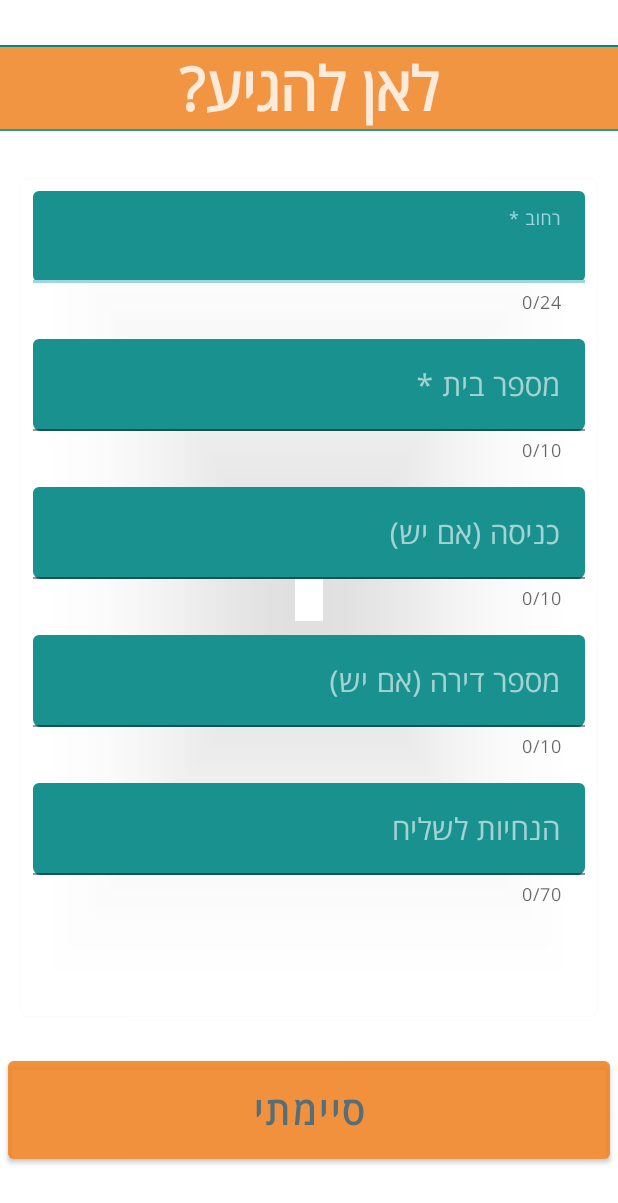
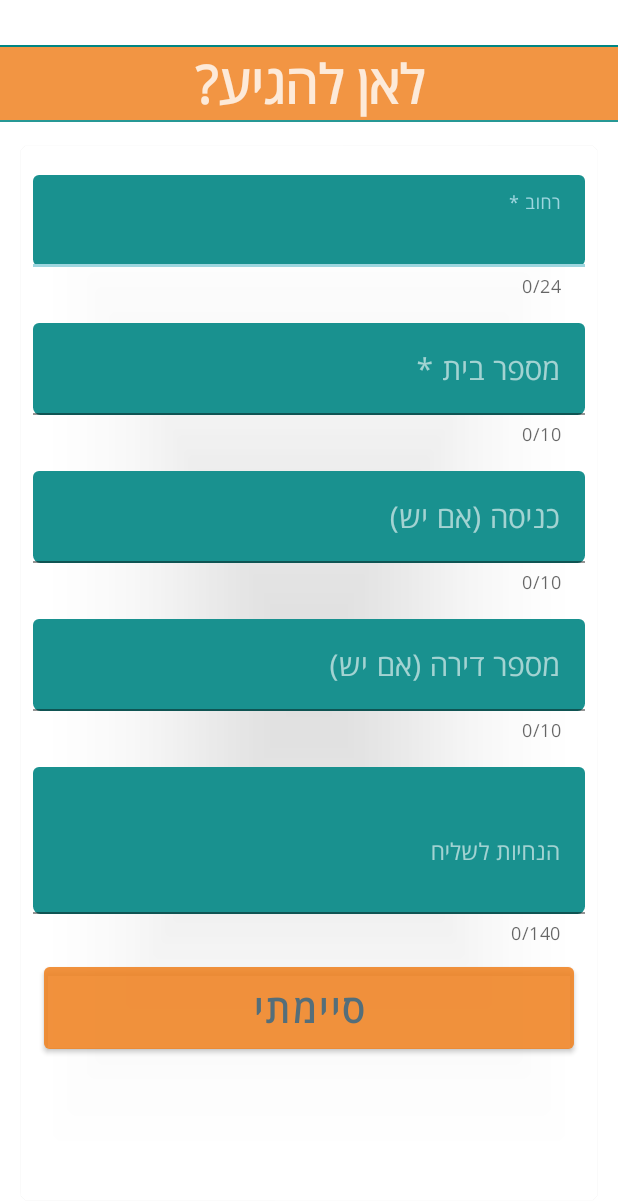
Before and after one commit to Assoulin/Yalla, an Android app: the layout fragment_address.xml on its own in the app's theme, with its tools: preview values and no code run, on a phone screen of 412 x 824 dp. Shown: the top 1203 px of the screen. Run offline under Robolectric (Android 15) with nearby library versions, the phone set to English and light mode, and no system bars.

Commit message:
Address fragment 80% + VM

```diff
--- a/app/src/main/java/com/example/yalla/database/YallaAppDatabase.kt
+++ b/app/src/main/java/com/example/yalla/database/YallaAppDatabase.kt
@@ -8,7 +8,7 @@ import com.example.yalla.dao.RestaurantDao
 import com.example.yalla.models.*
 
 
-const val DB_VERSION = 5
+const val DB_VERSION = 3
 const val DB_NAME = "YallaDatabase"
 @Database(
     entities = [
@@ -25,6 +25,7 @@ const val DB_NAME = "YallaDatabase"
         Address::class,
         Order::class,
         OrderDetail::class,
+        FullAddressRoom::class,
     ],
 
     version = DB_VERSION
--- a/app/src/main/java/com/example/yalla/services/YallaService.kt
+++ b/app/src/main/java/com/example/yalla/services/YallaService.kt
@@ -24,7 +24,7 @@ interface YallaService {
                 level = HttpLoggingInterceptor.Level.BODY
             }
 
-            //Add the Api Key
+            //Add the Api Key (will be relevant in the next module)
             val client = OkHttpClient.Builder().apply {
                 addInterceptor(TokenInterceptor())
                 addInterceptor(logger)
--- a/app/src/main/java/com/example/yalla/utils/IO.kt
+++ b/app/src/main/java/com/example/yalla/utils/IO.kt
@@ -4,8 +4,11 @@ import java.io.BufferedReader
 import java.io.InputStreamReader
 import java.net.URL
 
+
 class IO {
+
     companion object {
+
         fun fetchFromUrl(address: String, callback: (response: String) -> Unit) {
             Thread {
                 val url = URL(address)
--- a/app/src/main/java/com/example/yalla/utils/ViewExtension.kt
+++ b/app/src/main/java/com/example/yalla/utils/ViewExtension.kt
@@ -1,7 +1,10 @@
 package com.example.lec12.utils
 
+import android.content.Context
 import android.view.LayoutInflater
 import android.view.View
+import android.widget.Toast
+
 
 val View.inflater: LayoutInflater
     get() = LayoutInflater.from(context)
--- a/app/src/main/res/layout/fragment_address.xml
+++ b/app/src/main/res/layout/fragment_address.xml
@@ -16,6 +16,7 @@
         app:layout_constraintEnd_toEndOf="parent"
         app:layout_constraintStart_toStartOf="parent"
         app:layout_constraintTop_toTopOf="parent" />
+
     <TextView
         android:id="@+id/tv_title"
         android:layout_width="0dp"
@@ -24,13 +25,14 @@
         android:text="@string/where_exactly"
         android:textAlignment="center"
         android:textColor="#CCFFFFFF"
-        android:textSize="40sp"
+        android:textSize="35sp"
         android:textStyle="bold"
         app:layout_constraintBottom_toTopOf="@+id/tv_bottom_separator"
         app:layout_constraintEnd_toEndOf="parent"
         app:layout_constraintStart_toStartOf="parent"
         app:layout_constraintTop_toBottomOf="@+id/tv_top_separator"
         tools:ignore="TextContrastCheck" />
+
     <TextView
         android:id="@+id/tv_bottom_separator"
         android:layout_width="0dp"
@@ -45,33 +47,40 @@
         android:layout_width="0dp"
         android:layout_height="0dp"
         android:layout_marginStart="14dp"
-        android:layout_marginTop="32dp"
+        android:layout_marginTop="16dp"
         android:layout_marginEnd="14dp"
         android:layout_marginBottom="24dp"
         android:elevation="6dp"
+        app:cardBackgroundColor="#59FFFFFF"
         app:cardCornerRadius="5dp"
-        app:layout_constraintBottom_toTopOf="@+id/btn_done"
+        app:layout_constraintBottom_toBottomOf="parent"
         app:layout_constraintEnd_toEndOf="parent"
         app:layout_constraintStart_toStartOf="parent"
-        app:layout_constraintTop_toBottomOf="@+id/tv_bottom_separator"
-        app:cardBackgroundColor="#59FFFFFF">
+        app:layout_constraintTop_toBottomOf="@+id/tv_bottom_separator">
+
+        <ScrollView
+            android:layout_width="match_parent"
+            android:layout_height="wrap_content"
+            android:layout_marginVertical="3dp"
+            android:paddingVertical="8dp">
 
             <LinearLayout
                 android:layout_width="match_parent"
-            android:layout_height="match_parent"
-            android:orientation="vertical"
-            android:gravity="center|top">
+                android:layout_height="wrap_content"
+                android:gravity="center|top"
+                android:orientation="vertical">
+
 
                 <com.google.android.material.textfield.TextInputLayout
                     android:id="@+id/ti_street"
                     android:layout_width="match_parent"
                     android:layout_height="wrap_content"
                     android:layout_margin="8dp"
-                app:boxCornerRadiusBottomEnd="5dp"
-                app:boxCornerRadiusBottomStart="5dp"
                     android:hint="@string/street"
                     android:textColorHint="#99FFFFFF"
                     app:boxBackgroundColor="#E6008683"
+                    app:boxCornerRadiusBottomEnd="5dp"
+                    app:boxCornerRadiusBottomStart="5dp"
                     app:counterEnabled="true"
                     app:counterMaxLength="24"
                     app:errorEnabled="true">
@@ -79,17 +88,19 @@
                     <EditText
                         android:layout_width="match_parent"
                         android:layout_height="wrap_content"
-                    android:autofillHints="none"
-                    android:digits=" אבגדהוזחטיכלמנסעצפקרשת"
+                        android:autofillHints="postalAddress"
+                        android:digits="אבגדהוזחטיכלמנסעפצקרשתםןףץך "
                         android:ems="10"
                         android:hint="@string/street"
                         android:inputType="text"
                         android:maxLength="24"
                         android:maxLines="1"
+                        android:minHeight="48dp"
+                        android:singleLine="true"
                         android:textColor="@color/white"
                         android:textColorHint="#00008683"
                         android:textSize="20sp"
-                    tools:ignore="TextContrastCheck"/>
+                        tools:ignore="TextContrastCheck" />
                 </com.google.android.material.textfield.TextInputLayout>
 
                 <com.google.android.material.textfield.TextInputLayout
@@ -97,11 +108,11 @@
                     android:layout_width="match_parent"
                     android:layout_height="wrap_content"
                     android:layout_margin="8dp"
-                app:boxCornerRadiusBottomEnd="5dp"
-                app:boxCornerRadiusBottomStart="5dp"
                     android:hint="@string/house_number"
                     android:textColorHint="#99FFFFFF"
                     app:boxBackgroundColor="#E6008683"
+                    app:boxCornerRadiusBottomEnd="5dp"
+                    app:boxCornerRadiusBottomStart="5dp"
                     app:counterEnabled="true"
                     app:counterMaxLength="10"
                     app:errorEnabled="true">
@@ -110,6 +121,7 @@
                         android:layout_width="match_parent"
                         android:layout_height="wrap_content"
                         android:autofillHints="postalAddress"
+                        android:digits="1234567890"
                         android:ems="10"
                         android:hint="@string/house_number"
                         android:inputType="text"
@@ -120,8 +132,7 @@
                         android:textColor="@color/white"
                         android:textColorHint="#00008683"
                         android:textSize="20sp"
-                    tools:ignore="TextContrastCheck"
-                    android:digits="1234567890"/>
+                        tools:ignore="TextContrastCheck" />
                 </com.google.android.material.textfield.TextInputLayout>
 
                 <com.google.android.material.textfield.TextInputLayout
@@ -129,11 +140,11 @@
                     android:layout_width="match_parent"
                     android:layout_height="wrap_content"
                     android:layout_margin="8dp"
-                app:boxCornerRadiusBottomEnd="5dp"
-                app:boxCornerRadiusBottomStart="5dp"
                     android:hint="@string/entrance"
                     android:textColorHint="#99FFFFFF"
                     app:boxBackgroundColor="#E6008683"
+                    app:boxCornerRadiusBottomEnd="5dp"
+                    app:boxCornerRadiusBottomStart="5dp"
                     app:counterEnabled="true"
                     app:counterMaxLength="10"
                     app:errorEnabled="true">
@@ -141,9 +152,10 @@
                     <EditText
                         android:layout_width="match_parent"
                         android:layout_height="wrap_content"
+                        android:autofillHints="none"
+                        android:digits=" אבגדהוזחטיכלמנסעצפקרשת1234567890"
                         android:ems="10"
                         android:hint="@string/entrance"
-                    android:autofillHints="none"
                         android:importantForAutofill="auto"
                         android:inputType="text"
                         android:maxLength="10"
@@ -153,8 +165,7 @@
                         android:textColor="@color/white"
                         android:textColorHint="#00008683"
                         android:textSize="20sp"
-                    tools:ignore="TextContrastCheck"
-                    android:digits=" אבגדהוזחטיכלמנסעצפקרשת1234567890"/>
+                        tools:ignore="TextContrastCheck" />
                 </com.google.android.material.textfield.TextInputLayout>
 
                 <com.google.android.material.textfield.TextInputLayout
@@ -162,11 +173,11 @@
                     android:layout_width="match_parent"
                     android:layout_height="wrap_content"
                     android:layout_margin="8dp"
-                app:boxCornerRadiusBottomEnd="5dp"
-                app:boxCornerRadiusBottomStart="5dp"
                     android:hint="@string/apt_number"
                     android:textColorHint="#99FFFFFF"
                     app:boxBackgroundColor="#E6008683"
+                    app:boxCornerRadiusBottomEnd="5dp"
+                    app:boxCornerRadiusBottomStart="5dp"
                     app:counterEnabled="true"
                     app:counterMaxLength="10"
                     app:errorEnabled="true">
@@ -174,10 +185,10 @@
                     <EditText
                         android:layout_width="match_parent"
                         android:layout_height="wrap_content"
+                        android:autofillHints="postalAddress"
+                        android:digits="1234567890"
                         android:ems="10"
                         android:hint="@string/apt_number"
-                    android:autofillHints="none"
-                    android:importantForAutofill="auto"
                         android:inputType="text"
                         android:maxLength="10"
                         android:maxLines="1"
@@ -186,8 +197,7 @@
                         android:textColor="@color/white"
                         android:textColorHint="#00008683"
                         android:textSize="20sp"
-                    tools:ignore="TextContrastCheck"
-                    android:digits="1234567890"/>
+                        tools:ignore="TextContrastCheck" />
                 </com.google.android.material.textfield.TextInputLayout>
 
                 <com.google.android.material.textfield.TextInputLayout
@@ -195,52 +205,51 @@
                     android:layout_width="match_parent"
                     android:layout_height="wrap_content"
                     android:layout_margin="8dp"
-                app:boxCornerRadiusBottomEnd="5dp"
-                app:boxCornerRadiusBottomStart="5dp"
                     android:hint="@string/location_instructions"
                     android:textColorHint="#99FFFFFF"
                     app:boxBackgroundColor="#E6008683"
+                    app:boxCornerRadiusBottomEnd="5dp"
+                    app:boxCornerRadiusBottomStart="5dp"
                     app:counterEnabled="true"
-                app:counterMaxLength="70"
+                    app:counterMaxLength="140"
                     app:errorEnabled="true">
 
                     <EditText
                         android:layout_width="match_parent"
                         android:layout_height="wrap_content"
+                        android:autofillHints="none"
                         android:digits="abcdefghijklmnopqrstuvwxyzABCDEFGHIJKLMNOPQRSTUVWXYZאבגדהוזחטיכלמנסעצפקרשת1234567890 "
                         android:hint="@string/location_instructions"
                         android:importantForAutofill="auto"
                         android:inputType="textMultiLine|textCapSentences"
-                    android:maxLength="70"
-                    android:maxLines="3"
+                        android:maxLength="140"
+                        android:minLines="3"
+                        android:maxLines="4"
+                        android:nestedScrollingEnabled="true"
+                        android:outlineProvider="background"
                         android:textColor="@color/white"
                         android:textColorHint="#00008683"
-                    android:textSize="20sp"
-                    tools:ignore="RtlHardcoded,TextContrastCheck"
-                    android:autofillHints="none" />
+                        android:textSize="15sp"
+                        tools:ignore="RtlHardcoded,TextContrastCheck" />
                 </com.google.android.material.textfield.TextInputLayout>
-
-
-
-        </LinearLayout>
-    </androidx.cardview.widget.CardView>
 
                 <Button
                     android:id="@+id/btn_done"
                     android:layout_width="match_parent"
                     android:layout_height="wrap_content"
-        android:layout_marginHorizontal="5dp"
-        android:layout_marginBottom="45dp"
+                    android:layout_marginHorizontal="15dp"
                     android:backgroundTint="#A6F08323"
                     android:clickable="false"
                     android:elevation="10dp"
-        android:paddingVertical="15dp"
+                    android:paddingVertical="10dp"
                     android:text="@string/done"
                     android:textColor="#546E7A"
                     android:textSize="25sp"
                     android:textStyle="bold"
-        app:layout_constraintBottom_toBottomOf="parent"
-        app:layout_constraintEnd_toEndOf="parent"
-        app:layout_constraintStart_toStartOf="parent"
                     tools:ignore="TextContrastCheck" />
+            </LinearLayout>
+        </ScrollView>
+    </androidx.cardview.widget.CardView>
+
+
 </androidx.constraintlayout.widget.ConstraintLayout>
--- a/app/src/main/res/layout/fragment_choose_destination.xml
+++ b/app/src/main/res/layout/fragment_choose_destination.xml
@@ -98,7 +98,7 @@
                 tools:text="TextView" />
 
             <Button
-                android:id="@+id/button_error_confirm"
+                android:id="@+id/button_try_again"
                 android:layout_width="wrap_content"
                 android:layout_height="wrap_content"
                 android:text="@string/try_again" />
--- a/app/src/main/res/values/strings.xml
+++ b/app/src/main/res/values/strings.xml
@@ -40,4 +40,7 @@
     <string name="street">רחוב *</string>
     <string name="location_instructions">הנחיות לשליח</string>
     <string name="done">סיימתי</string>
+    <string name="adaptive_title">לאן להגיע ב%s?</string>
+    <string name="obligated_field">זהו שדה חובה</string>
+    <string name="min_street_length">על שם הרחוב להיות באורך 2 תווים לפחות</string>
 </resources>
```
Also changed, not shown: app/src/main/java/com/example/yalla/dao/RestaurantDao.kt (+5 -2 lines), app/src/main/java/com/example/yalla/models/Address.kt (+26 -3 lines), app/src/main/java/com/example/yalla/repository/YallaRepository.kt (+14 -8 lines), app/src/main/java/com/example/yalla/ui/address/AddressFragment.kt (+73 -26 lines), app/src/main/java/com/example/yalla/ui/address/AddressViewModel.kt (+38 -1 lines), app/src/main/java/com/example/yalla/ui/address/choose_destination/ChooseDestinationFragment.kt (+10 -4 lines), app/src/main/java/com/example/yalla/ui/address/choose_destination/ChooseDestinationViewModel.kt (+4 -14 lines). Lines whose indentation alone changed are shown as unchanged.
